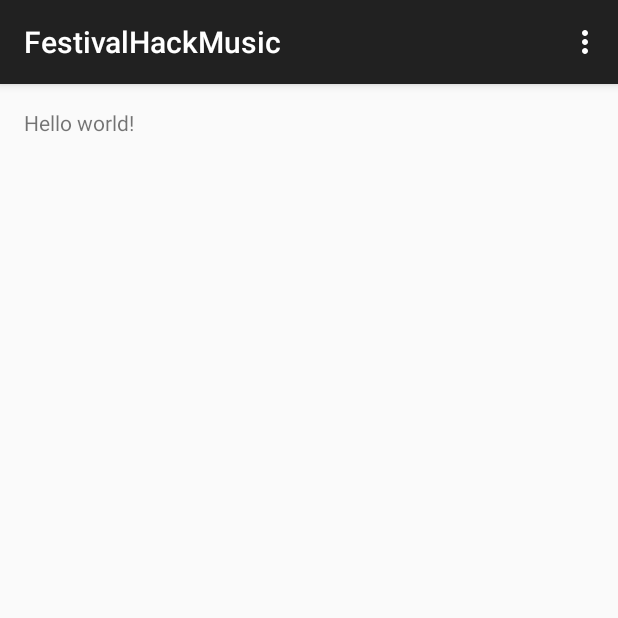
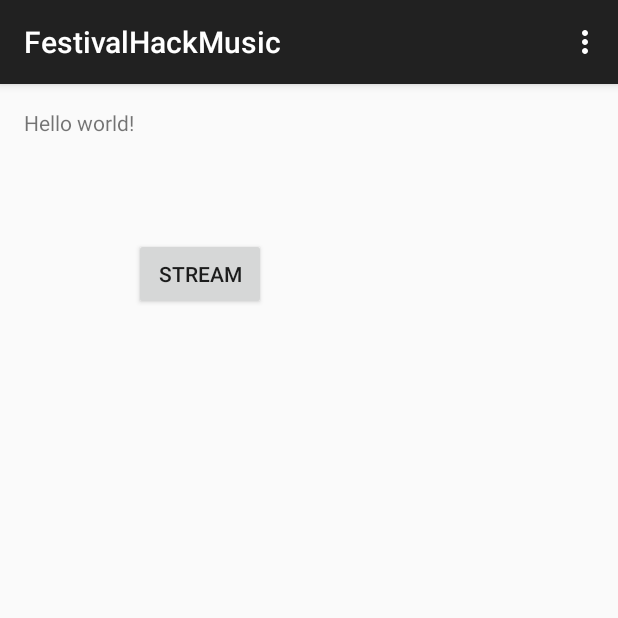
Before and after one commit to Amila17/FestivalHackMusic, an Android app: the screen it shows after launch (MainActivity), on a phone screen of 412 x 824 dp, the top half of it. Run offline under Robolectric (Android 15) with nearby library versions, the phone set to English and light mode, and no system bars.

Commit message:
Stream Button

```diff
--- a/app/src/main/java/com/mycompany/festivalhackmusic/MainActivity.java
+++ b/app/src/main/java/com/mycompany/festivalhackmusic/MainActivity.java
@@ -4,6 +4,7 @@ import android.support.v7.app.ActionBarActivity;
 import android.os.Bundle;
 import android.view.Menu;
 import android.view.MenuItem;
+import android.view.View;
 
 
 public class MainActivity extends ActionBarActivity {
@@ -36,4 +37,10 @@ public class MainActivity extends ActionBarActivity {
 
         return super.onOptionsItemSelected(item);
     }
+
+    public void onStream(View view)
+    {
+
+    }
+
 }
--- a/app/src/main/res/layout/activity_main.xml
+++ b/app/src/main/res/layout/activity_main.xml
@@ -6,6 +6,18 @@
     android:paddingBottom="@dimen/activity_vertical_margin" tools:context=".MainActivity">
 
     <TextView android:text="@string/hello_world" android:layout_width="wrap_content"
-        android:layout_height="wrap_content" />
+        android:layout_height="wrap_content"
+        android:id="@+id/textView" />
+
+    <Button
+        android:layout_width="wrap_content"
+        android:layout_height="wrap_content"
+        android:text="Stream"
+        android:id="@+id/button"
+        android:layout_below="@+id/textView"
+        android:layout_toRightOf="@+id/textView"
+        android:layout_toEndOf="@+id/textView"
+        android:layout_marginTop="67dp"
+        android:onClick="@string/onStream" />
 
 </RelativeLayout>
--- a/app/src/main/res/values/strings.xml
+++ b/app/src/main/res/values/strings.xml
@@ -3,4 +3,5 @@
 
     <string name="hello_world">Hello world!</string>
     <string name="action_settings">Settings</string>
+    <string name="onStream" />
 </resources>
```
Also changed, not shown: 1 other file.
